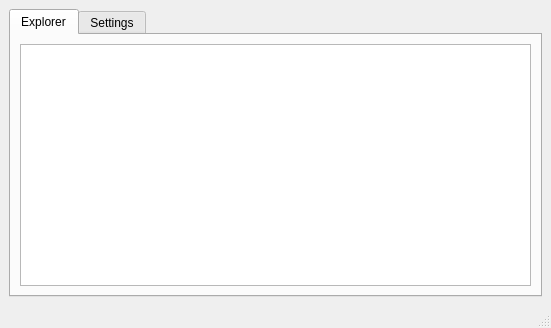
First picture: the form in pyclient/main_window.ui, repository WUAmin/wu-blackhole, before the edit.
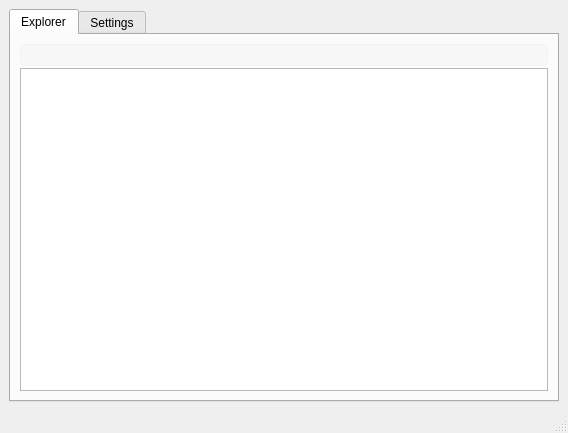
Second picture: the form after the edit.

```diff
--- a/pyclient/main_window.ui
+++ b/pyclient/main_window.ui
@@ -6,8 +6,8 @@
    <rect>
     <x>0</x>
     <y>0</y>
-    <width>551</width>
-    <height>328</height>
+    <width>568</width>
+    <height>433</height>
    </rect>
   </property>
   <property name="windowTitle">
@@ -24,11 +24,11 @@
        <attribute name="title">
         <string>Explorer</string>
        </attribute>
-       <layout class="QGridLayout" name="gridLayout_3" rowstretch="0,0">
+       <layout class="QGridLayout" name="gridLayout_3" rowstretch="0,0,0,0">
         <property name="verticalSpacing">
          <number>2</number>
         </property>
-        <item row="1" column="0">
+        <item row="3" column="0">
          <widget class="QTableView" name="explorer_table">
           <property name="alternatingRowColors">
            <bool>true</bool>
@@ -51,11 +51,72 @@
          </widget>
         </item>
         <item row="0" column="0">
-         <layout class="QHBoxLayout" name="address_bar_hl">
-          <property name="spacing">
-           <number>0</number>
+         <widget class="QFrame" name="address_bar_f">
+          <property name="sizePolicy">
+           <sizepolicy hsizetype="Preferred" vsizetype="Preferred">
+            <horstretch>0</horstretch>
+            <verstretch>0</verstretch>
+           </sizepolicy>
           </property>
-         </layout>
+          <property name="styleSheet">
+           <string notr="true">QFrame {
+  background-color: rgb(247, 247, 247);
+  border: 1px solid rgb(243, 243, 243);
+border-radius: 4px;
+}
+QPushButton {
+  background-color: rgb(238, 238, 236);
+  border-width: 0 1px 0 0;
+  border-style: solid;
+  border-color: rgb(186, 189, 182);
+  padding: 0 4px;
+}
+</string>
+          </property>
+          <property name="frameShape">
+           <enum>QFrame::NoFrame</enum>
+          </property>
+          <layout class="QHBoxLayout" name="horizontalLayout_2">
+           <property name="spacing">
+            <number>0</number>
+           </property>
+           <property name="leftMargin">
+            <number>0</number>
+           </property>
+           <property name="topMargin">
+            <number>0</number>
+           </property>
+           <property name="rightMargin">
+            <number>0</number>
+           </property>
+           <property name="bottomMargin">
+            <number>0</number>
+           </property>
+           <item>
+            <layout class="QHBoxLayout" name="address_bar_hl">
+             <property name="spacing">
+              <number>0</number>
+             </property>
+             <item>
+              <spacer name="horizontalSpacer_2">
+               <property name="orientation">
+                <enum>Qt::Horizontal</enum>
+               </property>
+               <property name="sizeType">
+                <enum>QSizePolicy::Expanding</enum>
+               </property>
+               <property name="sizeHint" stdset="0">
+                <size>
+                 <width>40</width>
+                 <height>20</height>
+                </size>
+               </property>
+              </spacer>
+             </item>
+            </layout>
+           </item>
+          </layout>
+         </widget>
         </item>
        </layout>
       </widget>
```
Left out of the diff: 4 changed lines with no effect on the pictures.
